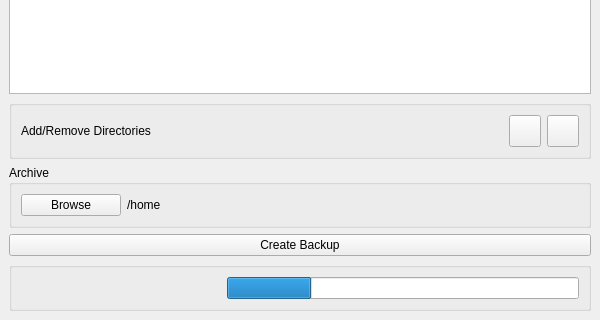
Old version of the form kstars_backup/mainwindow.ui in the repository LuckyEddie47/kstars_extensions; both pictures show x 0 to 600 and y 280 to 600 of the 600 by 600 pixel window.
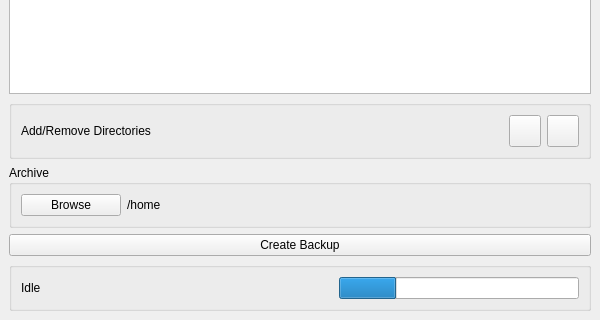
New version of the form.

The edit to the form file:
```diff
--- a/kstars_backup/mainwindow.ui
+++ b/kstars_backup/mainwindow.ui
@@ -173,9 +173,53 @@
       <layout class="QHBoxLayout" name="horizontalLayout_4">
        <item>
         <widget class="QLabel" name="statusL">
+         <property name="sizePolicy">
+          <sizepolicy hsizetype="Maximum" vsizetype="Preferred">
+           <horstretch>0</horstretch>
+           <verstretch>0</verstretch>
+          </sizepolicy>
+         </property>
          <property name="minimumSize">
           <size>
-           <width>200</width>
+           <width>100</width>
+           <height>0</height>
+          </size>
+         </property>
+         <property name="text">
+          <string>Idle</string>
+         </property>
+        </widget>
+       </item>
+       <item>
+        <widget class="QLabel" name="usedL">
+         <property name="sizePolicy">
+          <sizepolicy hsizetype="Maximum" vsizetype="Preferred">
+           <horstretch>0</horstretch>
+           <verstretch>0</verstretch>
+          </sizepolicy>
+         </property>
+         <property name="minimumSize">
+          <size>
+           <width>100</width>
+           <height>0</height>
+          </size>
+         </property>
+         <property name="text">
+          <string/>
+         </property>
+        </widget>
+       </item>
+       <item>
+        <widget class="QLabel" name="freeL">
+         <property name="sizePolicy">
+          <sizepolicy hsizetype="Maximum" vsizetype="Preferred">
+           <horstretch>0</horstretch>
+           <verstretch>0</verstretch>
+          </sizepolicy>
+         </property>
+         <property name="minimumSize">
+          <size>
+           <width>100</width>
            <height>0</height>
           </size>
          </property>
```
